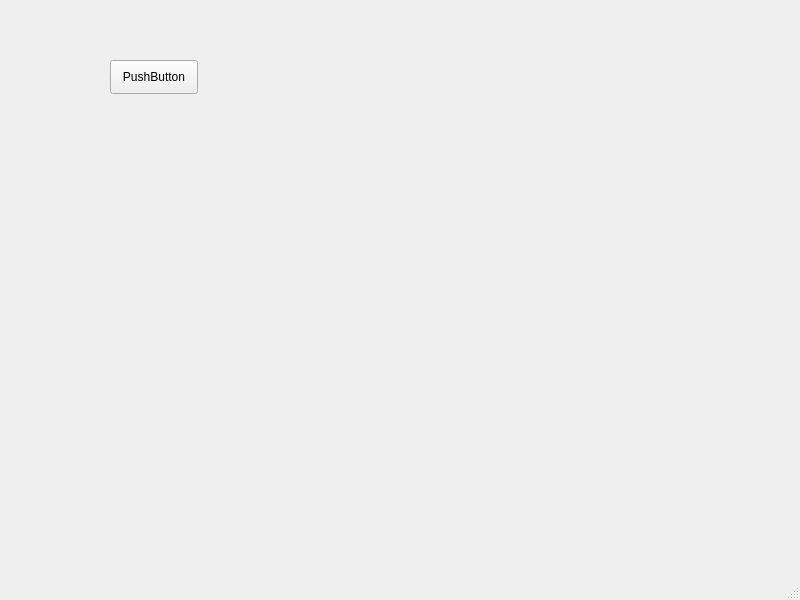
First picture: the form in src/mainwindow.ui, repository rfrench3/pyside6-flatpak-template, before the edit.
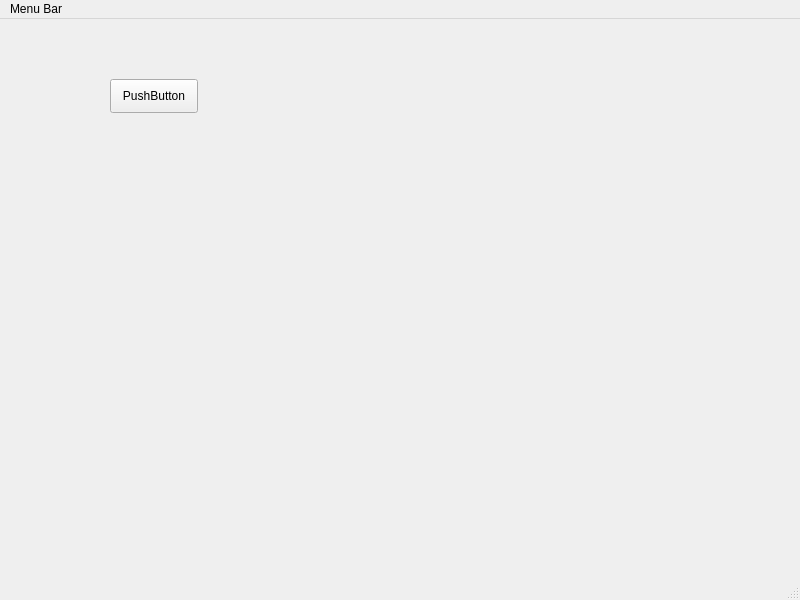
Second picture: the form after the edit.

Commit message: resolve remaining issues

Patch:
```diff
--- a/src/mainwindow.ui
+++ b/src/mainwindow.ui
@@ -37,6 +37,12 @@
      <height>30</height>
     </rect>
    </property>
+   <widget class="QMenu" name="menuMenu_Bar">
+    <property name="title">
+     <string>Menu Bar</string>
+    </property>
+   </widget>
+   <addaction name="menuMenu_Bar"/>
   </widget>
   <widget class="QStatusBar" name="statusbar"/>
  </widget>
```
The commit also changes 2 other files.
